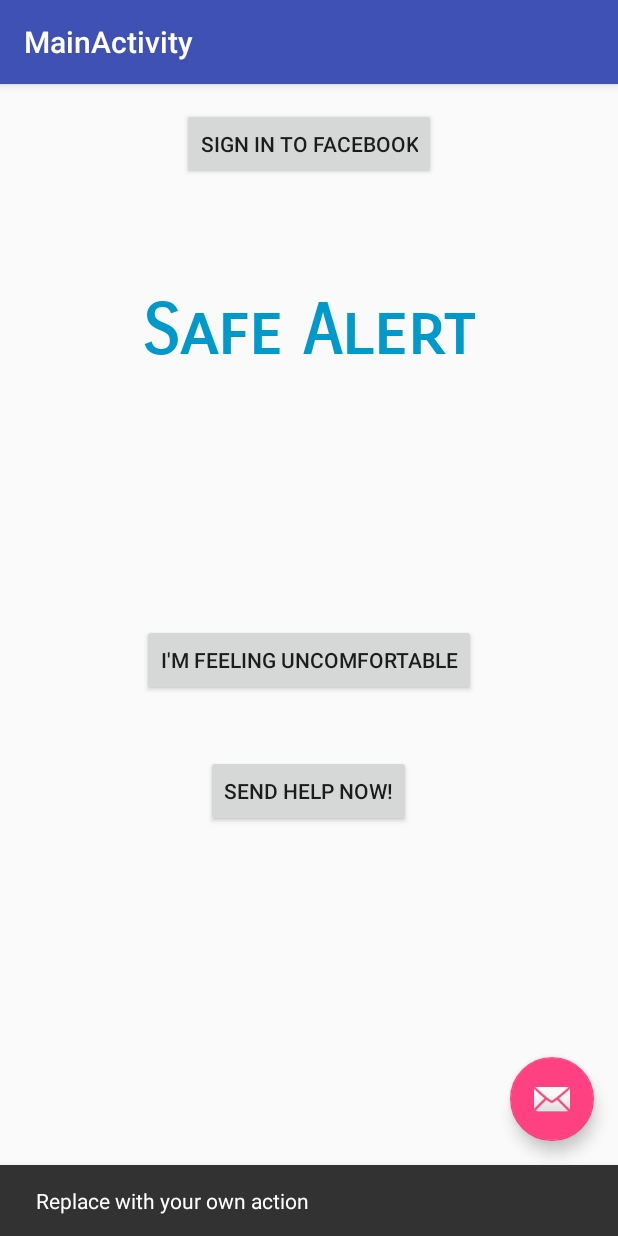
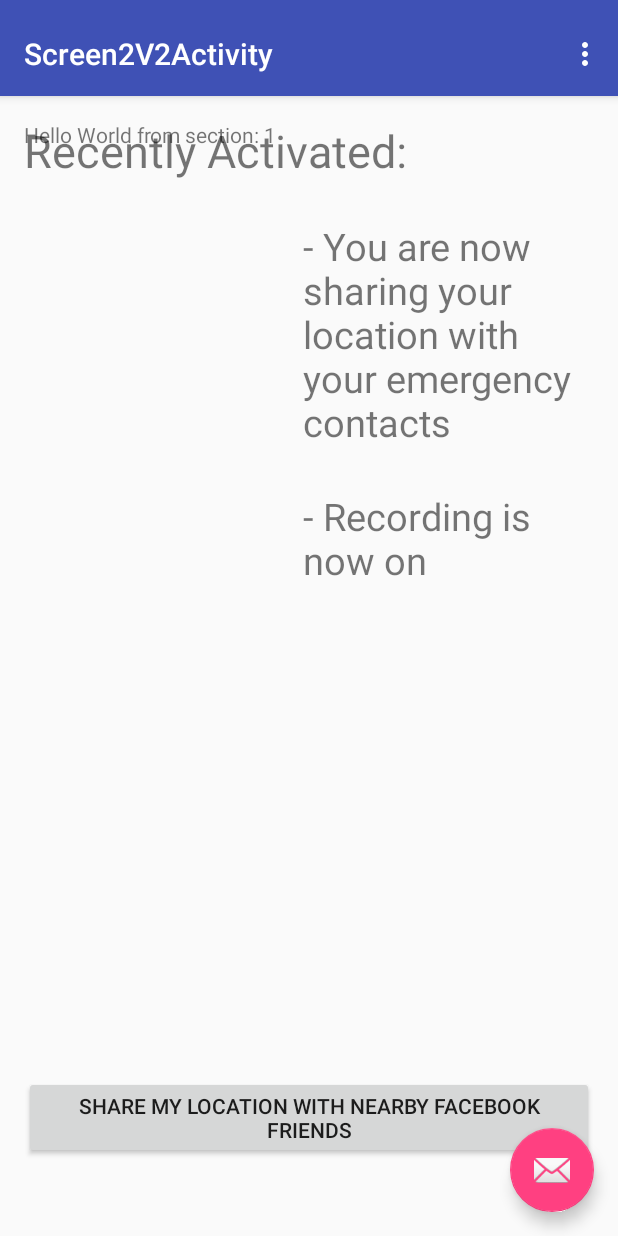
Before and after one commit to RajviM7/SafeAlert, an Android app: the MainActivity screen opened directly, with no data from a screen before it, after a tap on an icon or button, on a phone screen of 412 x 824 dp. Run offline under Robolectric (Android 15) with nearby library versions, the phone set to English and light mode, and no system bars.

Commit message:
Third Screen Added
TODO: fix intents

```diff
--- a/app/src/main/AndroidManifest.xml
+++ b/app/src/main/AndroidManifest.xml
@@ -28,8 +28,8 @@
             android:label="@string/title_activity_main"
             android:theme="@style/AppTheme.NoActionBar" />
         <activity
-            android:name=".Screen2Activity"
-            android:label="@string/title_activity_screen2"
+            android:name=".Screen2V2Activity"
+            android:label="@string/title_activity_screen2_v2"
             android:theme="@style/AppTheme.NoActionBar"></activity>
     </application>
 
--- a/app/src/main/java/com/example/rajvi/safealert/LoginActivity.java
+++ b/app/src/main/java/com/example/rajvi/safealert/LoginActivity.java
@@ -3,6 +3,7 @@ package com.example.rajvi.safealert;
 import android.animation.Animator;
 import android.animation.AnimatorListenerAdapter;
 import android.annotation.TargetApi;
+import android.content.Intent;
 import android.content.pm.PackageManager;
 import android.support.annotation.NonNull;
 import android.support.design.widget.Snackbar;
@@ -82,11 +83,14 @@ public class LoginActivity extends AppCompatActivity implements LoaderCallbacks<
             }
         });
 
+        final LoginActivity activity = this;
         Button mEmailSignInButton = (Button) findViewById(R.id.email_sign_in_button);
         mEmailSignInButton.setOnClickListener(new OnClickListener() {
             @Override
             public void onClick(View view) {
-                attemptLogin();
+                Intent myIntent = new Intent(LoginActivity.this, MainActivity.class);
+                LoginActivity.this.startActivity(myIntent);
+
             }
         });
 
--- a/app/src/main/java/com/example/rajvi/safealert/MainActivity.java
+++ b/app/src/main/java/com/example/rajvi/safealert/MainActivity.java
@@ -1,5 +1,6 @@
 package com.example.rajvi.safealert;
 
+import android.content.Intent;
 import android.os.Bundle;
 import android.support.design.widget.FloatingActionButton;
 import android.support.design.widget.Snackbar;
@@ -16,13 +17,16 @@ public class MainActivity extends AppCompatActivity {
         Toolbar toolbar = (Toolbar) findViewById(R.id.toolbar);
         setSupportActionBar(toolbar);
 
+        final MainActivity activity = this;
         FloatingActionButton fab = (FloatingActionButton) findViewById(R.id.fab);
         fab.setOnClickListener(new View.OnClickListener() {
+
             @Override
             public void onClick(View view) {
-                Snackbar.make(view, "Replace with your own action", Snackbar.LENGTH_LONG)
-                        .setAction("Action", null).show();
+                Intent screen2 = new Intent(activity, Screen2V2Activity.class);
+                startActivity(screen2);
             }
+
         });
     }
 
--- /dev/null
+++ b/app/src/main/java/com/example/rajvi/safealert/Screen2V2Activity.java
@@ -0,0 +1,160 @@
+package com.example.rajvi.safealert;
+
+import android.support.design.widget.FloatingActionButton;
+import android.support.design.widget.Snackbar;
+import android.support.v7.app.AppCompatActivity;
+import android.support.v7.widget.Toolbar;
+
+import android.support.v4.app.Fragment;
+import android.support.v4.app.FragmentManager;
+import android.support.v4.app.FragmentPagerAdapter;
+import android.support.v4.view.ViewPager;
+import android.os.Bundle;
+import android.view.LayoutInflater;
+import android.view.Menu;
+import android.view.MenuItem;
+import android.view.View;
+import android.view.ViewGroup;
+
+import android.widget.TextView;
+
+public class Screen2V2Activity extends AppCompatActivity {
+
+    /**
+     * The {@link android.support.v4.view.PagerAdapter} that will provide
+     * fragments for each of the sections. We use a
+     * {@link FragmentPagerAdapter} derivative, which will keep every
+     * loaded fragment in memory. If this becomes too memory intensive, it
+     * may be best to switch to a
+     * {@link android.support.v4.app.FragmentStatePagerAdapter}.
+     */
+    private SectionsPagerAdapter mSectionsPagerAdapter;
+
+    /**
+     * The {@link ViewPager} that will host the section contents.
+     */
+    private ViewPager mViewPager;
+
+    @Override
+    protected void onCreate(Bundle savedInstanceState) {
+        super.onCreate(savedInstanceState);
+        setContentView(R.layout.activity_screen2_v2);
+
+        Toolbar toolbar = (Toolbar) findViewById(R.id.toolbar);
+        setSupportActionBar(toolbar);
+        // Create the adapter that will return a fragment for each of the three
+        // primary sections of the activity.
+        mSectionsPagerAdapter = new SectionsPagerAdapter(getSupportFragmentManager());
+
+        // Set up the ViewPager with the sections adapter.
+        mViewPager = (ViewPager) findViewById(R.id.container);
+        mViewPager.setAdapter(mSectionsPagerAdapter);
+
+
+        FloatingActionButton fab = (FloatingActionButton) findViewById(R.id.fab);
+        fab.setOnClickListener(new View.OnClickListener() {
+            @Override
+            public void onClick(View view) {
+
+                Snackbar.make(view, "Replace with your own action", Snackbar.LENGTH_LONG)
+                        .setAction("Action", null).show();
+            }
+        });
+
+    }
+
+
+    @Override
+    public boolean onCreateOptionsMenu(Menu menu) {
+        // Inflate the menu; this adds items to the action bar if it is present.
+        getMenuInflater().inflate(R.menu.menu_screen2_v2, menu);
+        return true;
+    }
+
+    @Override
+    public boolean onOptionsItemSelected(MenuItem item) {
+        // Handle action bar item clicks here. The action bar will
+        // automatically handle clicks on the Home/Up button, so long
+        // as you specify a parent activity in AndroidManifest.xml.
+        int id = item.getItemId();
+
+        //noinspection SimplifiableIfStatement
+        if (id == R.id.action_settings) {
+            return true;
+        }
+
+        return super.onOptionsItemSelected(item);
+    }
+
+    /**
+     * A placeholder fragment containing a simple view.
+     */
+    public static class PlaceholderFragment extends Fragment {
+        /**
+         * The fragment argument representing the section number for this
+         * fragment.
+         */
+        private static final String ARG_SECTION_NUMBER = "section_number";
+
+        public PlaceholderFragment() {
+        }
+
+        /**
+         * Returns a new instance of this fragment for the given section
+         * number.
+         */
+        public static PlaceholderFragment newInstance(int sectionNumber) {
+            PlaceholderFragment fragment = new PlaceholderFragment();
+            Bundle args = new Bundle();
+            args.putInt(ARG_SECTION_NUMBER, sectionNumber);
+            fragment.setArguments(args);
+            return fragment;
+        }
+
+        @Override
+        public View onCreateView(LayoutInflater inflater, ViewGroup container,
+                                 Bundle savedInstanceState) {
+            View rootView = inflater.inflate(R.layout.fragment_screen2_v2, container, false);
+            TextView textView = (TextView) rootView.findViewById(R.id.section_label);
+            textView.setText(getString(R.string.section_format, getArguments().getInt(ARG_SECTION_NUMBER)));
+            return rootView;
+        }
+    }
+
+    /**
+     * A {@link FragmentPagerAdapter} that returns a fragment corresponding to
+     * one of the sections/tabs/pages.
+     */
+    public class SectionsPagerAdapter extends FragmentPagerAdapter {
+
+        public SectionsPagerAdapter(FragmentManager fm) {
+            super(fm);
+        }
+
+        @Override
+        public Fragment getItem(int position) {
+            // getItem is called to instantiate the fragment for the given page.
+            // Return a PlaceholderFragment (defined as a static inner class below).
+            return PlaceholderFragment.newInstance(position + 1);
+        }
+
+        @Override
+        public int getCount() {
+            // Show 3 total pages.
+            return 3;
+        }
+
+        @Override
+        public CharSequence getPageTitle(int position) {
+            switch (position) {
+                case 0:
+                    return "SECTION 1";
+                case 1:
+                    return "SECTION 2";
+                case 2:
+                    return "SECTION 3";
+            }
+            return null;
+        }
+    }
+}
--- a/app/src/main/res/layout/activity_main.xml
+++ b/app/src/main/res/layout/activity_main.xml
@@ -21,8 +21,6 @@
 
     </android.support.design.widget.AppBarLayout>
 
-    <include layout="@layout/content_main" />
-
     <android.support.design.widget.FloatingActionButton
         android:id="@+id/fab"
         android:layout_width="wrap_content"
@@ -31,4 +29,6 @@
         android:layout_margin="@dimen/fab_margin"
         app:srcCompat="@android:drawable/ic_dialog_email" />
 
+    <include layout="@layout/content_main" />
+
 </android.support.design.widget.CoordinatorLayout>
--- a/app/src/main/res/layout/activity_screen2.xml
+++ b/app/src/main/res/layout/activity_screen2_v2.xml
@@ -2,14 +2,17 @@
 <android.support.design.widget.CoordinatorLayout xmlns:android="http://schemas.android.com/apk/res/android"
     xmlns:app="http://schemas.android.com/apk/res-auto"
     xmlns:tools="http://schemas.android.com/tools"
+    android:id="@+id/main_content"
     android:layout_width="match_parent"
     android:layout_height="match_parent"
     android:fitsSystemWindows="true"
-    tools:context="com.example.rajvi.safealert.Screen2Activity">
+    tools:context="com.example.rajvi.safealert.Screen2V2Activity">
 
     <android.support.design.widget.AppBarLayout
+        android:id="@+id/appbar"
         android:layout_width="match_parent"
         android:layout_height="wrap_content"
+        android:paddingTop="@dimen/appbar_padding_top"
         android:theme="@style/AppTheme.AppBarOverlay">
 
         <android.support.v7.widget.Toolbar
@@ -17,17 +20,24 @@
             android:layout_width="match_parent"
             android:layout_height="?attr/actionBarSize"
             android:background="?attr/colorPrimary"
-            app:popupTheme="@style/AppTheme.PopupOverlay" />
+            app:layout_scrollFlags="scroll|enterAlways"
+            app:popupTheme="@style/AppTheme.PopupOverlay">
+
+        </android.support.v7.widget.Toolbar>
 
     </android.support.design.widget.AppBarLayout>
 
-    <include layout="@layout/content_screen2" />
+    <android.support.v4.view.ViewPager
+        android:id="@+id/container"
+        android:layout_width="match_parent"
+        android:layout_height="match_parent"
+        app:layout_behavior="@string/appbar_scrolling_view_behavior" />
 
     <android.support.design.widget.FloatingActionButton
         android:id="@+id/fab"
         android:layout_width="wrap_content"
         android:layout_height="wrap_content"
-        android:layout_gravity="bottom|end"
+        android:layout_gravity="end|bottom"
         android:layout_margin="@dimen/fab_margin"
         app:srcCompat="@android:drawable/ic_dialog_email" />
 
--- a/app/src/main/res/layout/content_main.xml
+++ b/app/src/main/res/layout/content_main.xml
@@ -21,27 +21,12 @@
         android:layout_centerHorizontal="true"
         android:id="@+id/button3" />
 
-    <TextView
-        android:text="Safe Alert"
-        android:layout_width="wrap_content"
-        android:layout_height="wrap_content"
-        android:layout_marginTop="73dp"
-        android:id="@+id/textView2"
-        android:textAppearance="@style/TextAppearance.AppCompat.Title"
-        android:fontFamily="sans-serif-smallcaps"
-        android:textSize="46sp"
-        android:layout_below="@+id/button3"
-        android:layout_alignLeft="@+id/button"
-        android:layout_alignStart="@+id/button"
-        android:textStyle="normal|bold"
-        android:textAlignment="center"
-        android:textColor="@android:color/holo_blue_dark" />
-
     <Button
         android:text="I'm Feeling Uncomfortable"
         android:layout_width="wrap_content"
         android:layout_height="wrap_content"
         android:id="@+id/button"
+        android:onClick="sendMessage"
         android:layout_centerVertical="true"
         android:layout_centerHorizontal="true" />
 
@@ -53,4 +38,20 @@
         android:id="@+id/button2"
         android:layout_below="@+id/button"
         android:layout_centerHorizontal="true" />
+
+    <TextView
+        android:text="Safe Alert"
+        android:layout_width="wrap_content"
+        android:layout_height="wrap_content"
+        android:id="@+id/textView2"
+        android:textAppearance="@style/TextAppearance.AppCompat.Title"
+        android:fontFamily="sans-serif-smallcaps"
+        android:textSize="46sp"
+        android:textStyle="normal|bold"
+        android:textAlignment="center"
+        android:textColor="@android:color/holo_blue_dark"
+        android:layout_above="@+id/button2"
+        android:layout_alignLeft="@+id/button"
+        android:layout_alignStart="@+id/button"
+        android:layout_marginBottom="57dp" />
 </RelativeLayout>
--- /dev/null
+++ b/app/src/main/res/layout/fragment_screen2_v2.xml
@@ -0,0 +1,59 @@
+<RelativeLayout xmlns:android="http://schemas.android.com/apk/res/android"
+    xmlns:tools="http://schemas.android.com/tools"
+    android:layout_width="match_parent"
+    android:layout_height="match_parent"
+    android:paddingBottom="@dimen/activity_vertical_margin"
+    android:paddingLeft="@dimen/activity_horizontal_margin"
+    android:paddingRight="@dimen/activity_horizontal_margin"
+    android:paddingTop="@dimen/activity_vertical_margin"
+    tools:context="com.example.rajvi.safealert.Screen2V2Activity$PlaceholderFragment">
+
+    <TextView
+        android:id="@+id/section_label"
+        android:layout_width="wrap_content"
+        android:layout_height="wrap_content" />
+
+    <TextView
+        android:text="- You are now sharing your location with your emergency contacts"
+        android:layout_width="wrap_content"
+        android:layout_height="wrap_content"
+        android:layout_below="@+id/textView4"
+        android:layout_toRightOf="@+id/section_label"
+        android:layout_toEndOf="@+id/section_label"
+        android:layout_marginLeft="17dp"
+        android:layout_marginStart="17dp"
+        android:layout_marginTop="26dp"
+        android:id="@+id/textView5"
+        android:textSize="25sp" />
+
+    <TextView
+        android:text="Recently Activated:"
+        android:layout_width="wrap_content"
+        android:layout_height="wrap_content"
+        android:id="@+id/textView4"
+        android:textSize="30sp"
+        android:layout_alignParentTop="true"
+        android:layout_alignParentLeft="true"
+        android:layout_alignParentStart="true" />
+
+    <TextView
+        android:text="- Recording is now on"
+        android:layout_width="wrap_content"
+        android:layout_height="wrap_content"
+        android:layout_marginTop="28dp"
+        android:id="@+id/textView9"
+        android:textSize="25sp"
+        android:layout_below="@+id/textView5"
+        android:layout_alignLeft="@+id/textView5"
+        android:layout_alignStart="@+id/textView5" />
+
+    <Button
+        android:text="Share my location with nearby Facebook friends"
+        android:layout_width="wrap_content"
+        android:layout_height="wrap_content"
+        android:layout_alignParentBottom="true"
+        android:layout_centerHorizontal="true"
+        android:layout_marginBottom="91dp"
+        android:id="@+id/button5" />
+
+</RelativeLayout>
--- /dev/null
+++ b/app/src/main/res/menu/menu_screen2_v2.xml
@@ -0,0 +1,10 @@
+<menu xmlns:android="http://schemas.android.com/apk/res/android"
+    xmlns:app="http://schemas.android.com/apk/res-auto"
+    xmlns:tools="http://schemas.android.com/tools"
+    tools:context="com.example.rajvi.safealert.Screen2V2Activity">
+    <item
+        android:id="@+id/action_settings"
+        android:orderInCategory="100"
+        android:title="@string/action_settings"
+        app:showAsAction="never" />
+</menu>
--- a/app/src/main/res/values/dimens.xml
+++ b/app/src/main/res/values/dimens.xml
@@ -3,4 +3,5 @@
     <dimen name="activity_horizontal_margin">16dp</dimen>
     <dimen name="activity_vertical_margin">16dp</dimen>
     <dimen name="fab_margin">16dp</dimen>
+    <dimen name="appbar_padding_top">8dp</dimen>
 </resources>
--- a/app/src/main/res/values/strings.xml
+++ b/app/src/main/res/values/strings.xml
@@ -17,4 +17,7 @@
     <string name="title_activity_feeling_uncomfertable">FeelingUncomfertableActivity</string>
     <string name="title_activity_feeling_uncomfortable">FeelingUncomfortableActivity</string>
     <string name="title_activity_screen2">Screen2Activity</string>
+    <string name="title_activity_screen2_v2">Screen2V2Activity</string>
+    <string name="action_settings">Settings</string>
+    <string name="section_format">Hello World from section: %1$d</string>
 </resources>
```
Also changed, not shown: app/src/main/java/com/example/rajvi/safealert/Screen2Activity.java (deleted, +0 -29 lines), app/src/main/res/layout/content_screen2.xml (deleted, +0 -35 lines).
